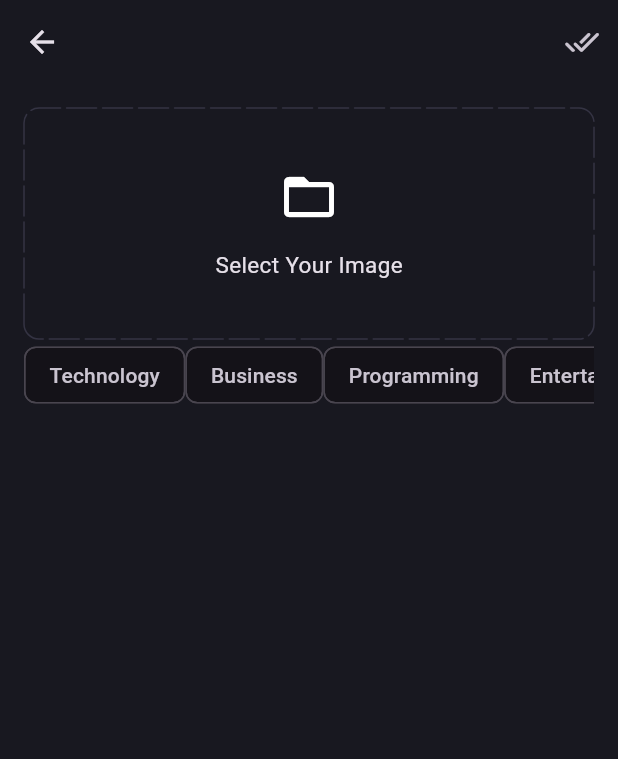
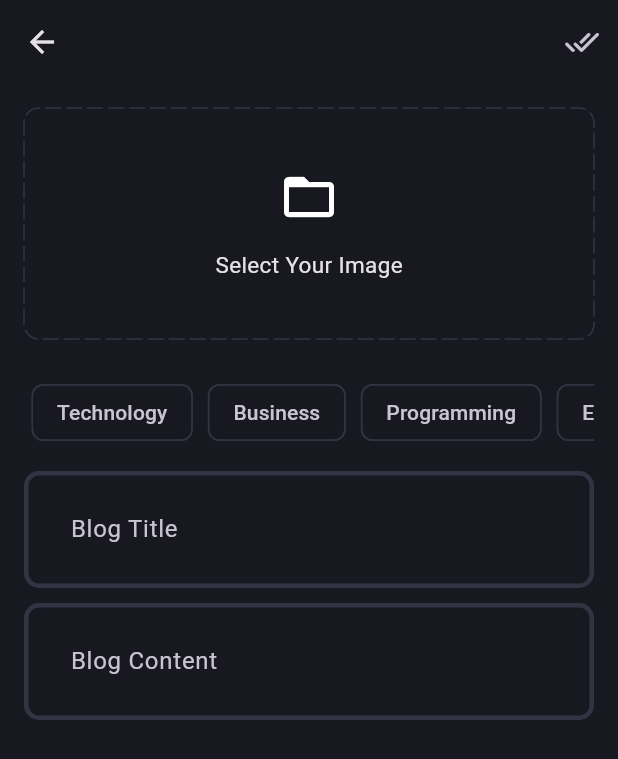
Before and after one commit to waqarumer/blog_app, a Flutter app: the AddNewBlogPage screen opened directly, on a phone screen of 412 x 824 dp. Shown: the top 759 px of the screen. Run offline on Flutter 3.47's test engine with Material 3 defaults, Android fonts, the phone set to English and light mode, and no system bars; drawn by our look-alikes of dotted_border; our stand-ins replace flutter_bloc, fpdart, get_it, image_picker, supabase_flutter; accounts and stored records are empty.

Commit message:
blog update to database

```diff
--- a/lib/core/theme/theme.dart
+++ b/lib/core/theme/theme.dart
@@ -14,6 +14,12 @@ class AppTheme {
     appBarTheme: const AppBarTheme(
       backgroundColor: AppPallete.backgroundColor,
     ),
+    chipTheme: const ChipThemeData(
+      color: MaterialStatePropertyAll(
+        AppPallete.backgroundColor,
+      ),
+      side: BorderSide.none,
+    ),
     inputDecorationTheme: InputDecorationTheme(
       contentPadding: const EdgeInsets.all(27),
       enabledBorder: _border(),
--- /dev/null
+++ b/lib/features/blog/data/datasources/blog_remote_data_source.dart
@@ -0,0 +1,42 @@
+import 'dart:io';
+
+import 'package:blog_app/core/error/exceptions.dart';
+import 'package:blog_app/features/blog/data/model/blog_model.dart';
+import 'package:supabase_flutter/supabase_flutter.dart';
+
+abstract interface class BlogRemoteDataSource {
+  Future<BlogModel> uploadBlog(BlogModel blog);
+  Future<String> uploadBlogImage({
+    required File image,
+    required BlogModel blog,
+  });
+}
+
+class BlogRemoteDataSourceImpl implements BlogRemoteDataSource {
+  final SupabaseClient supabaseClient;
+  BlogRemoteDataSourceImpl(this.supabaseClient);
+  @override
+  Future<BlogModel> uploadBlog(BlogModel blog) async {
+    try {
+      final blogData =
+          await supabaseClient.from('blogs').insert(blog.toJson()).select();
+      return BlogModel.fromJson(blogData.first);
+    } catch (e) {
+      throw ServerException(e.toString());
+    }
+  }
+
+  @override
+  Future<String> uploadBlogImage(
+      {required File image, required BlogModel blog}) async {
+    try {
+      await supabaseClient.storage.from('blog_images').upload(
+            blog.id,
+            image,
+          );
+          return supabaseClient.storage.from('blog_images').getPublicUrl(blog.id);
+    } catch (e) {
+      throw ServerException(e.toString());
+    }
+  }
+}
--- /dev/null
+++ b/lib/features/blog/data/model/blog_model.dart
@@ -0,0 +1,36 @@
+import 'package:blog_app/features/blog/domain/entities/blog.dart';
+
+class BlogModel extends Blog {
+  BlogModel({
+    required super.id,
+    required super.posterId,
+    required super.title,
+    required super.content,
+    required super.imageUrl,
+    required super.topics,
+    required super.updatedAt,
+  });
+
+  Map<String, dynamic>toJson(){
+    return <String,dynamic>{
+    'id': id,
+    'poster_id': posterId,
+    'title': title,
+    'content': content,
+    'image_url': imageUrl,
+    'topics': topics,
+    'updated_at': updatedAt.toIso8601String(),
+  };
+  }
+  factory BlogModel.fromJson(Map<String,dynamic>map){
+    return BlogModel(
+      id: map['id'] as String,
+      posterId: map['poster_id'] as String,
+      title: map['title'] as String,
+      content: map['content'] as String,
+      imageUrl: map['image_url'] as String,
+      topics: List<String>.from(map['topics'] ?? []),
+      updatedAt: map['updated_at'] == null ? DateTime.now() : DateTime.parse(map['updated_at']),
+    );
+  }
+}
--- /dev/null
+++ b/lib/features/blog/domain/entities/blog.dart
@@ -0,0 +1,19 @@
+class Blog {
+  final String id;
+  final String posterId;
+  final String title;
+  final String content;
+  final String imageUrl;
+  final List<String> topics;
+  final DateTime updatedAt;
+
+  Blog({
+    required this.id,
+    required this.posterId,
+    required this.title,
+    required this.content,
+    required this.imageUrl,
+    required this.topics,
+    required this.updatedAt,
+  });
+}
--- a/lib/features/blog/presentation/pages/add_new_blog_page.dart
+++ b/lib/features/blog/presentation/pages/add_new_blog_page.dart
@@ -1,6 +1,9 @@
+import 'dart:io';
+
 import 'package:blog_app/core/theme/app_pallete.dart';
+import 'package:blog_app/core/utils/pick_image.dart';
+import 'package:blog_app/features/blog/presentation/widgets/blog_editor.dart';
 import 'package:dotted_border/dotted_border.dart';
-import 'package:flutter/cupertino.dart';
 import 'package:flutter/material.dart';
 
 class AddNewBlogPage extends StatefulWidget {
@@ -14,6 +17,26 @@ class AddNewBlogPage extends StatefulWidget {
 }
 
 class _AddNewBlogPageState extends State<AddNewBlogPage> {
+  final titleController = TextEditingController();
+  final contentController = TextEditingController();
+  List<String> selectedTopics = [];
+  File? image;
+  void selectImage() async {
+    final pickedImage = await pickImage();
+    if (pickedImage != null) {
+      setState(() {
+        image = pickedImage;
+      });
+    }
+  }
+
+  @override
+  void dispose() {
+    super.dispose();
+    titleController.dispose();
+    contentController.dispose();
+  }
+
   @override
   Widget build(BuildContext context) {
     return Scaffold(
@@ -25,20 +48,39 @@ class _AddNewBlogPageState extends State<AddNewBlogPage> {
           )
         ],
       ),
-      body: Padding(
+      body: SingleChildScrollView(
+        child: Padding(
           padding: const EdgeInsets.all(16.0),
           child: Column(
             children: [
-            DottedBorder(
+              image != null
+                  ? GestureDetector(
+                      onTap: selectImage,
+                      child: SizedBox(
+                          height: 150,
+                          width: double.infinity,
+                          child: ClipRRect(
+                            borderRadius: BorderRadius.circular(10),
+                            child: Image.file(
+                              image!,
+                              fit: BoxFit.cover,
+                            ),
+                          )),
+                    )
+                  : GestureDetector(
+                      onTap: () {
+                        selectImage();
+                      },
+                      child: DottedBorder(
                         color: AppPallete.borderColor,
-              dashPattern: const [20, 4],
+                        dashPattern: const [10, 4],
                         radius: const Radius.circular(10),
                         borderType: BorderType.RRect,
                         strokeCap: StrokeCap.round,
-              child: Container(
+                        child: const SizedBox(
                           height: 150,
                           width: double.infinity,
-                child: const Column(
+                          child: Column(
                             mainAxisAlignment: MainAxisAlignment.center,
                             children: [
                               Icon(
@@ -58,20 +100,56 @@ class _AddNewBlogPageState extends State<AddNewBlogPage> {
                           ),
                         ),
                       ),
+                    ),
+              const SizedBox(
+                height: 20,
+              ),
               SingleChildScrollView(
                 scrollDirection: Axis.horizontal,
                 child: Row(
                   children:
                       ['Technology', 'Business', 'Programming', 'Entertainment']
                           .map(
-                          (e) => Chip(
+                            (e) => Padding(
+                              padding: const EdgeInsets.all(5.0),
+                              child: GestureDetector(
+                                onTap: () {
+                                  if (selectedTopics.contains(e)) {
+                                    selectedTopics.remove(e);
+                                  }
+                                  selectedTopics.add(e);
+                                  setState(() {});
+                                },
+                                child: Chip(
                                   label: Text(e),
+                                  color: selectedTopics.contains(e)
+                                      ? const MaterialStatePropertyAll(
+                                          AppPallete.gradient1,
+                                        )
+                                      : null,
+                                  side: selectedTopics.contains(e)
+                                      ? null
+                                      : const BorderSide(
+                                          color: AppPallete.borderColor,
+                                        ),
+                                ),
+                              ),
                             ),
                           )
                           .toList(),
                 ),
-            )
+              ),
+              const SizedBox(
+                height: 10,
+              ),
+              BlogEditor(controller: titleController, hintText: 'Blog Title'),
+              const SizedBox(
+                height: 10,
+              ),
+              BlogEditor(
+                  controller: contentController, hintText: 'Blog Content')
             ],
+          ),
         ),
       ),
     );
--- /dev/null
+++ b/lib/features/blog/presentation/widgets/blog_editor.dart
@@ -0,0 +1,19 @@
+
+import 'package:flutter/material.dart';
+
+class BlogEditor extends StatelessWidget {
+  final TextEditingController controller;
+  final String hintText;
+  const BlogEditor({super.key, required this.controller, required this.hintText});
+
+  @override
+  Widget build(BuildContext context) {
+    return TextFormField(
+      controller: controller,
+      decoration: InputDecoration(
+        hintText: hintText,
+      ),
+      maxLines: null,
+    );
+  }
+}
--- a/pubspec.yaml
+++ b/pubspec.yaml
@@ -40,6 +40,7 @@ dependencies:
   flutter_bloc: ^8.1.5
   get_it: ^7.6.8
   dotted_border: ^2.1.0
+  image_picker: ^1.0.7
 
 dev_dependencies:
   flutter_test:
```
Also changed, not shown: lib/core/utils/pick_image.dart (added, +17 -0 lines), pubspec.lock, 5 other files. Lines whose indentation alone changed are shown as unchanged.
